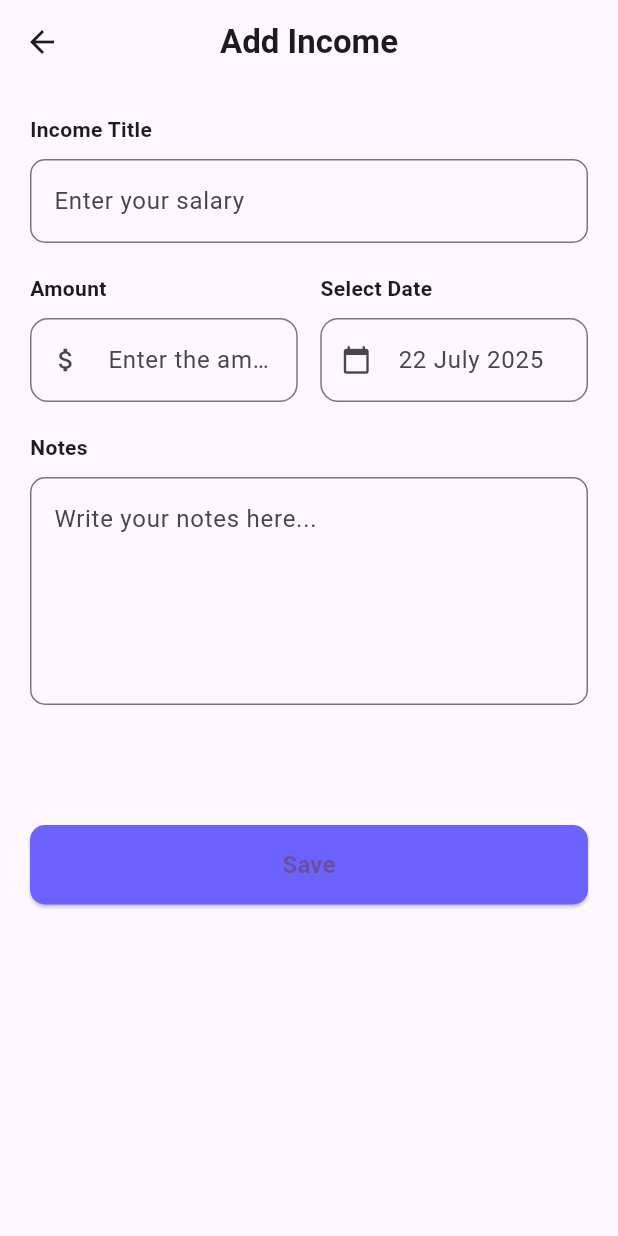
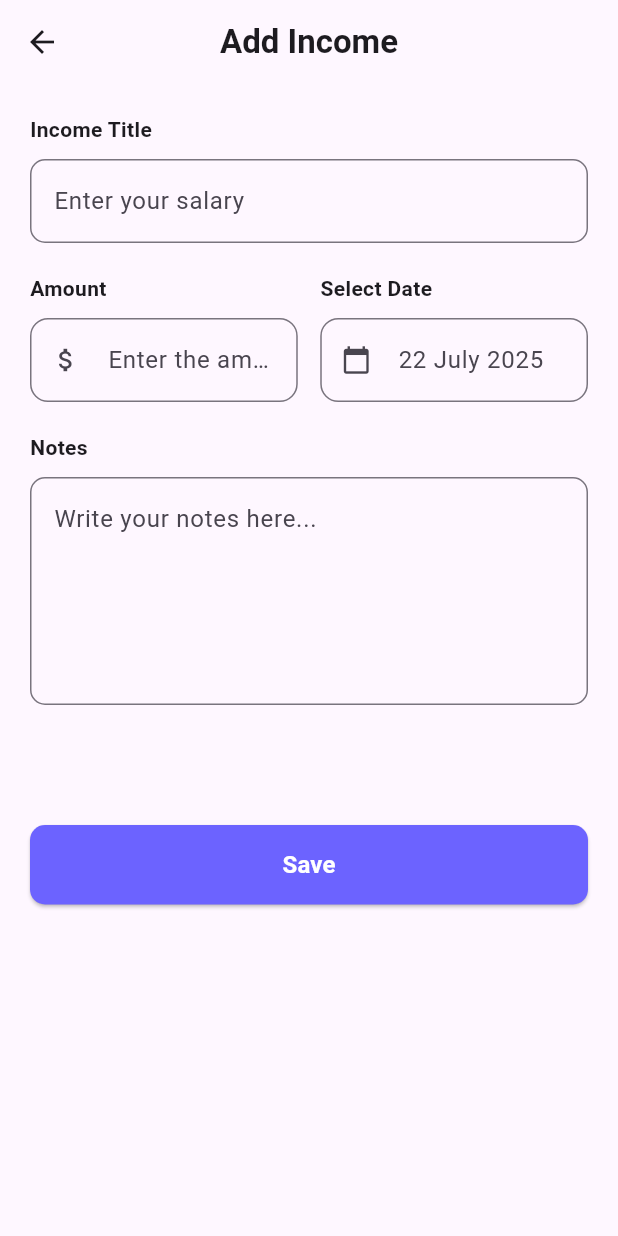
Before and after one commit to Nourhan-mo7amed/masrofy, a Flutter app: the AddIncomeScreen screen opened by its route, on a phone screen of 412 x 824 dp. Run offline on Flutter 3.47's test engine with Material 3 defaults, Android fonts, the phone set to English and light mode, and no system bars; our stand-ins replace cloud_firestore, firebase_auth, firebase_core, fl_chart, google_sign_in, lottie and 1 more; accounts and stored records are empty.

Commit message:
refactor: update button text color to improve UI consistency in add expense and income screens

```diff
--- a/lib/view/add_ExpenseView/add_ExpenseScreen.dart
+++ b/lib/view/add_ExpenseView/add_ExpenseScreen.dart
@@ -269,7 +269,6 @@ class _AddExpenseScreenState extends State<AddExpenseScreen> {
                     style: ElevatedButton.styleFrom(
                       padding: const EdgeInsets.symmetric(vertical: 15),
                       backgroundColor: const Color(0xFF6C63FF),
-                      foregroundColor: Colors.white,
                       shape: RoundedRectangleBorder(
                         borderRadius: BorderRadius.circular(10),
                       ),
@@ -280,6 +279,7 @@ class _AddExpenseScreenState extends State<AddExpenseScreen> {
                       style: const TextStyle(
                         fontSize: 16,
                         fontWeight: FontWeight.bold,
+                        color: Colors.white
                       ),
                     ),
                   ),
--- a/lib/view/add_incomeView/add_Income_Screen.dart
+++ b/lib/view/add_incomeView/add_Income_Screen.dart
@@ -224,7 +224,7 @@ class _CustomIncomeFormFieldState extends State<CustomIncomeFormField> {
               child: Text(
                 loc.save, // ✅
                 style:
-                    const TextStyle(fontSize: 16, fontWeight: FontWeight.bold),
+                    const TextStyle(fontSize: 16, fontWeight: FontWeight.bold,color: Colors.white),
               ),
             ),
           ),
```
